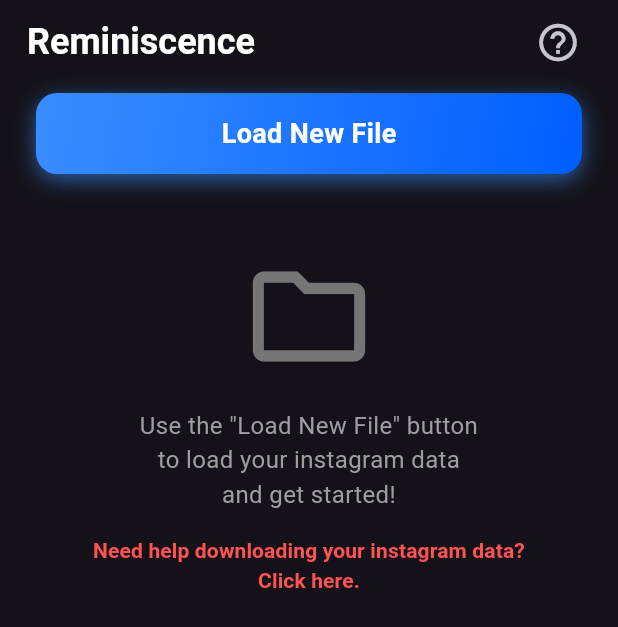
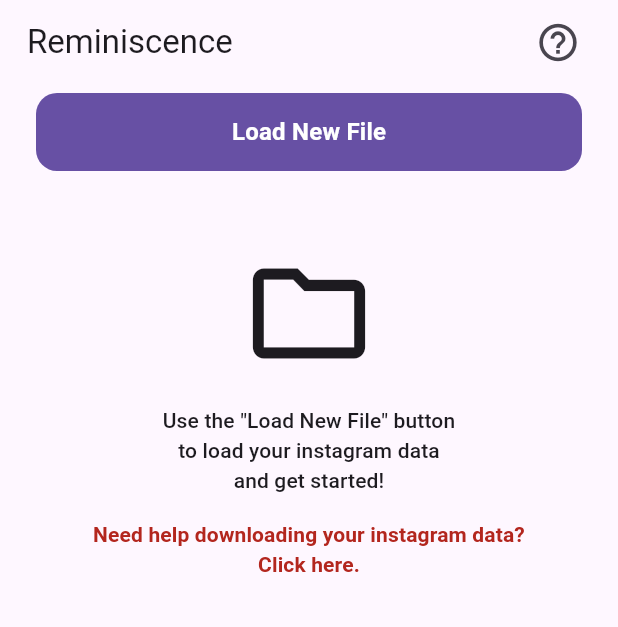
Before and after one commit to RealUltra/Reminiscence-Mobile, a Flutter app: the screen it shows after launch, on a phone screen of 412 x 824 dp. Shown: the top 627 px of the screen. Run offline on Flutter 3.47's test engine with Material 3 defaults, Android fonts, the phone set to English and light mode, and no system bars; our stand-ins replace drift, file_picker, permission_handler, shared_preferences, video_player; missing offline and left inert: cryptography, receive_sharing_intent, sqlcipher_flutter_libs, sqlite3; accounts and stored records are empty; generated files the repository leaves out were written again.

Commit message:
implemented theme usage (will write custom color scheme later)

```diff
--- a/lib/main.dart
+++ b/lib/main.dart
@@ -31,7 +31,7 @@ class App extends StatelessWidget {
       title: "Reminiscence",
       theme: AppTheme.light,
       darkTheme: AppTheme.dark,
-      themeMode: ThemeMode.dark,
+      themeMode: ThemeMode.system,
       initialRoute: "/",
       onGenerateRoute: onGenerateRoute,
     );
--- a/lib/ui/pages/chats_list/body.dart
+++ b/lib/ui/pages/chats_list/body.dart
@@ -53,7 +53,7 @@ class _BodyState extends State<Body> {
   @override
   Widget build(BuildContext context) {
     if (_isLoading) {
-      return Container();
+      return Container(color: Theme.of(context).colorScheme.surfaceContainer);
     }
 
     return PopScope(
--- a/lib/ui/pages/chats_list/chats_list.dart
+++ b/lib/ui/pages/chats_list/chats_list.dart
@@ -21,8 +21,10 @@ class ChatsList extends StatelessWidget {
       child: Container(
         color:
             chats.length % 2 == 0
-                ? const Color(0xFF2E2E2E) // Light
-                : const Color(0xFF1E1E1E), // Dark
+                ? Theme.of(context)
+                    .colorScheme
+                    .surfaceContainerHighest // Light
+                : Theme.of(context).colorScheme.surface, // Dark
 
         child: ListView.builder(
           padding: EdgeInsets.zero,
--- a/lib/ui/pages/chats_list/header.dart
+++ b/lib/ui/pages/chats_list/header.dart
@@ -22,7 +22,7 @@ class Header extends StatelessWidget {
   Widget build(BuildContext context) {
     return Container(
       padding: const EdgeInsets.fromLTRB(8.0, 40.0, 8.0, 16.0),
-      color: const Color(0xFF1E1E1E),
+      color: Theme.of(context).colorScheme.surfaceContainer,
       child: Column(
         crossAxisAlignment: CrossAxisAlignment.stretch,
         children: [
--- a/lib/ui/pages/chats_list/search_bar.dart
+++ b/lib/ui/pages/chats_list/search_bar.dart
@@ -10,9 +10,11 @@ class MySearchBar extends StatelessWidget {
     return TextField(
       decoration: InputDecoration(
         hintText: 'Search',
-        hintStyle: const TextStyle(color: Colors.grey),
+        hintStyle: TextStyle(
+          color: Theme.of(context).colorScheme.onSurfaceVariant,
+        ),
         filled: true,
-        fillColor: const Color(0xFF2E2E2E),
+        fillColor: Theme.of(context).colorScheme.surfaceContainerHighest,
         border: OutlineInputBorder(
           borderRadius: BorderRadius.circular(8.0),
           borderSide: BorderSide.none,
--- a/lib/ui/pages/data_loader/app_bar.dart
+++ b/lib/ui/pages/data_loader/app_bar.dart
@@ -17,7 +17,7 @@ class MyAppBar extends StatelessWidget implements PreferredSizeWidget {
         ),
       ],
       actionsPadding: EdgeInsets.only(right: 16),
-      titleTextStyle: TextStyle(fontWeight: FontWeight.bold, fontSize: 24),
+      titleTextStyle: Theme.of(context).textTheme.titleLarge,
       titleSpacing: 18.0,
     );
   }
--- a/lib/ui/pages/data_loader/load_button.dart
+++ b/lib/ui/pages/data_loader/load_button.dart
@@ -12,28 +12,11 @@ class LoadDataButton extends StatefulWidget {
 }
 
 class _LoadDataButtonState extends State<LoadDataButton> {
-  bool _isPressed = false;
-
   @override
   Widget build(BuildContext context) {
     return GestureDetector(
       onTap: () {
         widget.parent.loadNewData(context);
-      },
-      onTapDown: (_) {
-        setState(() {
-          _isPressed = true;
-        });
-      },
-      onTapUp: (_) {
-        Future.delayed(const Duration(milliseconds: 150), () {
-          setState(() => _isPressed = false);
-        });
-      },
-      onTapCancel: () {
-        Future.delayed(const Duration(milliseconds: 150), () {
-          setState(() => _isPressed = false);
-        });
       },
       child: AnimatedContainer(
         width: double.infinity,
@@ -41,31 +24,16 @@ class _LoadDataButtonState extends State<LoadDataButton> {
         curve: Curves.easeInOut,
         decoration: BoxDecoration(
           borderRadius: BorderRadius.circular(14),
-          gradient: LinearGradient(
-            begin: Alignment.topLeft,
-            end: Alignment.bottomRight,
-            colors:
-                _isPressed
-                    ? [Color(0xFF2a6fd4), Color(0xFF0047b3)]
-                    : [Color(0xFF3a8dff), Color(0xFF005eff)],
-          ),
-          boxShadow: [
-            BoxShadow(
-              color: Color.fromRGBO(58, 141, 255, 0.6),
-              offset: Offset(0, 4),
-              blurRadius: 12,
-            ),
-          ],
+          color: Theme.of(context).colorScheme.primary,
         ),
         child: Padding(
           padding: EdgeInsets.symmetric(vertical: 14),
           child: Center(
             child: Text(
               "Load New File",
-              style: TextStyle(
-                color: Colors.white,
+              style: Theme.of(context).textTheme.titleMedium!.copyWith(
+                color: Theme.of(context).colorScheme.onPrimary,
                 fontWeight: FontWeight.bold,
-                fontSize: 18,
               ),
             ),
           ),
--- a/lib/ui/pages/data_loader/no_files_widget.dart
+++ b/lib/ui/pages/data_loader/no_files_widget.dart
@@ -8,25 +8,33 @@ class NoFilesWidget extends StatelessWidget {
   Widget build(BuildContext context) {
     return Column(
       children: [
-        Icon(Icons.folder_outlined, size: 90, color: Colors.grey[600]),
+        Icon(
+          Icons.folder_outlined,
+          size: 90,
+          color: Theme.of(context).colorScheme.onSurface,
+        ),
         const SizedBox(height: 16),
         Text(
           "Use the \"Load New File\" button\nto load your instagram data\nand get started!",
           textAlign: TextAlign.center,
-          style: TextStyle(color: Colors.grey, fontSize: 16),
+          style: Theme.of(context).textTheme.labelLarge!.copyWith(
+            color: Theme.of(context).colorScheme.onSurface,
+          ),
         ),
         const SizedBox(height: 8),
         TextButton(
           onPressed: () => showTutorial(context),
           style: ButtonStyle(
-            overlayColor: WidgetStateProperty.all(Colors.red.withAlpha(50)),
+            overlayColor: WidgetStateProperty.all(
+              Theme.of(context).colorScheme.error.withAlpha(50),
+            ),
           ),
 
           child: Text(
             "Need help downloading your instagram data?\nClick here.",
             textAlign: TextAlign.center,
-            style: TextStyle(
-              color: Colors.redAccent,
+            style: Theme.of(context).textTheme.labelLarge!.copyWith(
+              color: Theme.of(context).colorScheme.error,
               fontWeight: FontWeight.bold,
             ),
           ),
--- a/lib/ui/pages/loading_screen/loading_screen.dart
+++ b/lib/ui/pages/loading_screen/loading_screen.dart
@@ -65,7 +65,7 @@ class _LoadingScreenState<T> extends State<LoadingScreen> {
                     padding: EdgeInsets.symmetric(horizontal: 100),
                     child: LinearProgressIndicator(
                       value: progress.value,
-                      color: Colors.pinkAccent,
+                      color: Theme.of(context).colorScheme.primary,
                     ),
                   ),
                   const SizedBox(height: 24),
```
Also changed, not shown: lib/ui/pages/chats_list/app_bar.dart (+3 -4 lines), lib/ui/pages/chats_list/chat_item.dart (+13 -4 lines), lib/ui/pages/chats_list/order_row.dart (+8 -5 lines), lib/ui/pages/chats_list/sort_by_row.dart (+8 -5 lines), lib/ui/pages/data_loader/body.dart (+21 -8 lines), lib/ui/pages/data_loader/file_card.dart (+12 -11 lines), lib/ui/pages/data_loader/files_list.dart (+8 -4 lines), lib/ui/pages/data_loader/password_entry_dialog.dart (+18 -14 lines).
